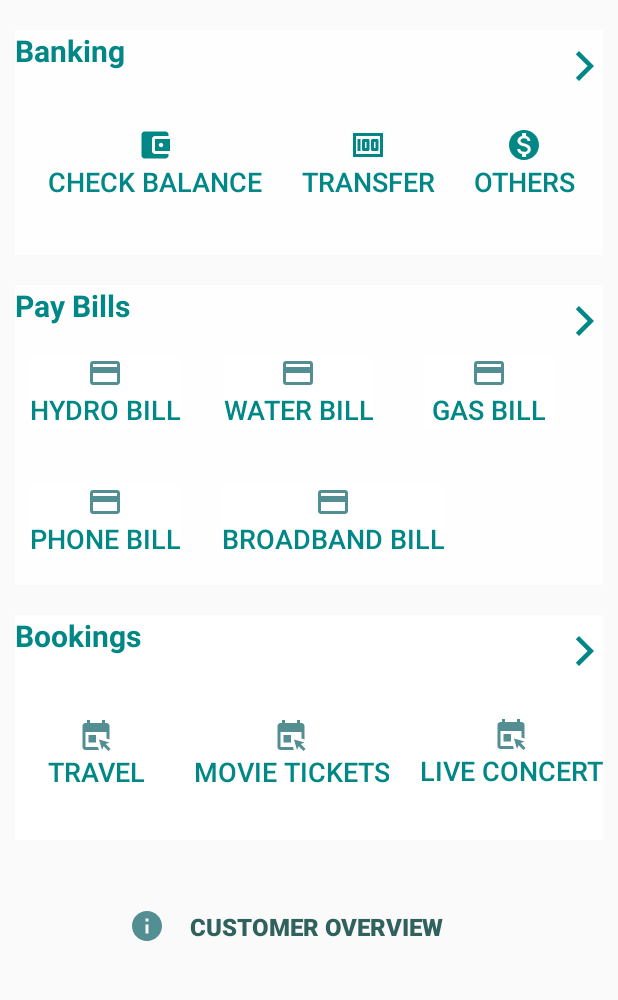
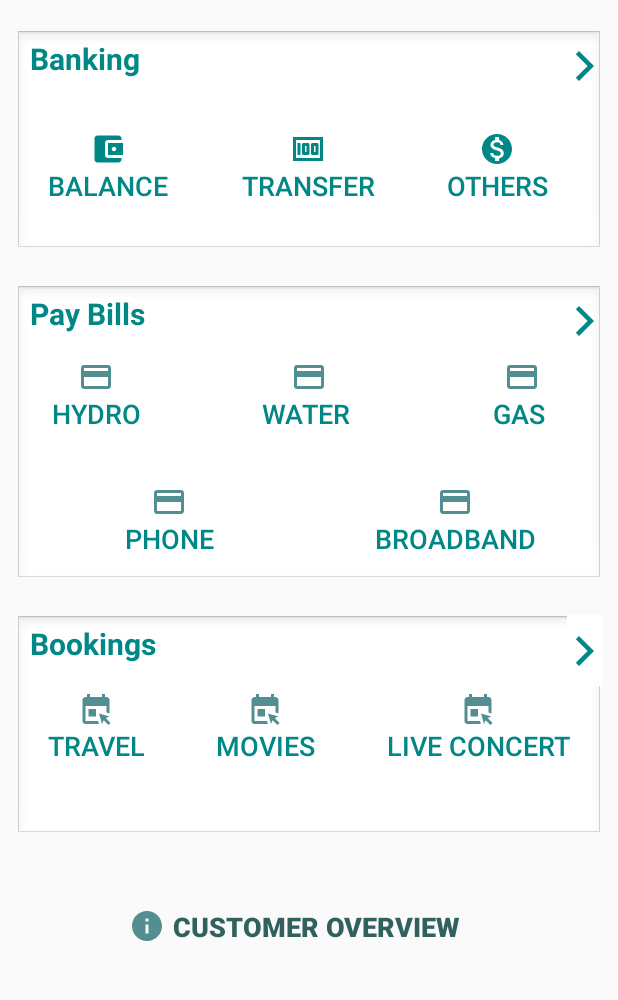
Before and after one commit to shhekarchowdary/Indian_Bank_Android, an Android app: the MainMenu screen opened directly, with no data from a screen before it, on a phone screen of 412 x 824 dp, the part 75-1075 px from its top. Run offline under Robolectric (Android 15) with nearby library versions, the phone set to English and light mode, and no system bars; 1 statement that could not run was skipped.

```diff
--- a/app/src/main/java/com/arr/indianbankandroid/Customer.java
+++ b/app/src/main/java/com/arr/indianbankandroid/Customer.java
@@ -262,7 +262,7 @@ public class Customer {
         if(amt < account.getCurrentBalance()){
             double change = account.getCurrentBalance() - amt;
             account.setCurrentBalance(change);
-            this.referenceAccounts.child(this.getCin()).child(account.getAccountNo()).child("currentBalance").setValue(change);
+            this.referenceAccounts.child(account.getAccountNo()).child("currentBalance").setValue(change);
         }else{
             return 0;
         }
--- a/app/src/main/java/com/arr/indianbankandroid/MainMenu.java
+++ b/app/src/main/java/com/arr/indianbankandroid/MainMenu.java
@@ -31,7 +31,7 @@ public class MainMenu extends AppCompatActivity {
 
         cusdata = LoginActivity2.loggedInCustomer;
         Log.d("logincheck",cusdata.getFullName());
-        cusName.setText("Welcome "+cusdata.getFullName().toString());
+        //cusName.setText("Welcome "+cusdata.getFullName().toString());
 
 
         banking.setOnClickListener(new View.OnClickListener() {
--- a/app/src/main/res/layout/activity_main_menu.xml
+++ b/app/src/main/res/layout/activity_main_menu.xml
@@ -16,7 +16,7 @@
         android:layout_marginStart="10dp"
         android:layout_marginTop="20dp"
         android:layout_marginEnd="10dp"
-        android:background="#D7FFFFFF"
+        android:background="@android:drawable/edit_text"
         app:layout_constraintEnd_toEndOf="parent"
         app:layout_constraintHorizontal_bias="0.0"
         app:layout_constraintStart_toStartOf="parent"
@@ -51,6 +51,8 @@
         android:layout_height="wrap_content"
         android:background="#00018786"
         android:gravity="start"
+        android:paddingLeft="10dp"
+        android:paddingTop="5dp"
         android:text="Banking"
         android:textColor="@color/teal_700"
         android:textSize="20sp"
@@ -65,7 +67,7 @@
         android:layout_height="wrap_content"
         android:layout_marginStart="10dp"
         android:drawableTop="@drawable/ic_baseline_account_balance_wallet_24"
-        android:text="Check Balance"
+        android:text="Balance"
         android:textAlignment="viewStart"
         android:textAllCaps="true"
         android:textColor="@color/teal_700"
@@ -81,7 +83,6 @@
         style="@style/Widget.AppCompat.Button.Borderless"
         android:layout_width="wrap_content"
         android:layout_height="wrap_content"
-        android:layout_marginStart="1dp"
         android:drawableTop="@drawable/ic_baseline_money_24"
         android:text="Transfer"
         android:textAllCaps="true"
@@ -99,8 +100,6 @@
         style="@style/Widget.AppCompat.Button.Borderless"
         android:layout_width="wrap_content"
         android:layout_height="wrap_content"
-        android:layout_marginStart="1dp"
-        android:layout_marginEnd="16dp"
         android:drawableTop="@drawable/ic_baseline_monetization_on_24"
         android:text="Others"
         android:textAllCaps="true"
@@ -108,7 +107,7 @@
         android:textSize="18sp"
         android:textStyle="normal"
         app:layout_constraintBottom_toBottomOf="@+id/btnTransfer"
-        app:layout_constraintEnd_toEndOf="parent"
+        app:layout_constraintEnd_toEndOf="@+id/view4"
         app:layout_constraintStart_toEndOf="@+id/btnTransfer" />
 
     <View
@@ -118,24 +117,11 @@
         android:layout_marginStart="10dp"
         android:layout_marginTop="20dp"
         android:layout_marginEnd="10dp"
-        android:background="#D7FFFFFF"
+        android:background="@android:drawable/edit_text"
         app:layout_constraintEnd_toEndOf="parent"
         app:layout_constraintHorizontal_bias="0.0"
         app:layout_constraintStart_toStartOf="parent"
         app:layout_constraintTop_toBottomOf="@+id/view4" />
-
-    <View
-        android:id="@+id/view7"
-        android:layout_width="0dp"
-        android:layout_height="150dp"
-        android:layout_marginStart="10dp"
-        android:layout_marginTop="20dp"
-        android:layout_marginEnd="10dp"
-        android:background="#FFFFFF"
-        app:layout_constraintEnd_toEndOf="parent"
-        app:layout_constraintHorizontal_bias="1.0"
-        app:layout_constraintStart_toStartOf="parent"
-        app:layout_constraintTop_toBottomOf="@+id/view6" />
 
     <TextView
         android:id="@+id/txttransfermyacc"
@@ -143,6 +129,8 @@
         android:layout_height="wrap_content"
         android:background="#00018786"
         android:gravity="start"
+        android:paddingLeft="10dp"
+        android:paddingTop="5dp"
         android:text="Pay Bills"
         android:textAllCaps="false"
         android:textColor="@color/teal_700"
@@ -166,9 +154,8 @@
         android:layout_width="wrap_content"
         android:layout_height="wrap_content"
         android:layout_marginStart="10dp"
-        android:background="#FFFFFF"
         android:drawableTop="@drawable/ic_baseline_payment_24"
-        android:text="Hydro Bill"
+        android:text="Hydro"
         android:textAllCaps="true"
         android:textColor="@color/teal_700"
         android:textColorLink="@color/teal_700"
@@ -179,61 +166,32 @@
         app:layout_constraintTop_toBottomOf="@+id/txttransfermyacc" />
 
     <Button
-        android:id="@+id/btnTravel"
+        android:id="@+id/btnWaterBill"
         style="@style/Widget.AppCompat.Button.Borderless"
         android:layout_width="wrap_content"
         android:layout_height="wrap_content"
-        android:layout_marginStart="10dp"
-        android:layout_marginTop="68dp"
-        android:background="#FFFFFF"
-        android:drawableTop="@drawable/ic_baseline_book_online_24"
-        android:text="Travel"
-        android:textAllCaps="true"
+        android:drawableTop="@drawable/ic_baseline_payment_24"
+        android:text="Water "
         android:textColor="@color/teal_700"
-        android:textColorLink="@color/teal_700"
         android:textSize="18sp"
-        android:textStyle="normal"
-        app:layout_constraintEnd_toEndOf="parent"
-        app:layout_constraintHorizontal_bias="0.0"
-        app:layout_constraintStart_toStartOf="@+id/view7"
-        app:layout_constraintTop_toTopOf="@+id/view7" />
+        app:layout_constraintBottom_toTopOf="@+id/guideline3"
+        app:layout_constraintEnd_toStartOf="@+id/btnGasBill"
+        app:layout_constraintStart_toEndOf="@+id/btnHydroBill"
+        app:layout_constraintTop_toBottomOf="@+id/txttransfermyacc" />
 
     <Button
-        android:id="@+id/btnLiveConcert"
+        android:id="@+id/btnGasBill"
         style="@style/Widget.AppCompat.Button.Borderless"
         android:layout_width="wrap_content"
         android:layout_height="wrap_content"
-        android:background="#FFFFFF"
-        android:drawableTop="@drawable/ic_baseline_book_online_24"
-        android:text="Live Concert"
-        android:textAllCaps="true"
+        android:layout_marginEnd="10dp"
+        android:drawableTop="@drawable/ic_baseline_payment_24"
+        android:text="Gas "
         android:textColor="@color/teal_700"
-        android:textColorLink="@color/teal_700"
         android:textSize="18sp"
-        android:textStyle="normal"
-        app:layout_constraintBottom_toBottomOf="@+id/view7"
-        app:layout_constraintEnd_toEndOf="@+id/view7"
-        app:layout_constraintHorizontal_bias="1.0"
-        app:layout_constraintStart_toStartOf="parent"
-        app:layout_constraintTop_toTopOf="@+id/view7"
-        app:layout_constraintVertical_bias="0.666" />
-
-    <Button
-        android:id="@+id/btnMovieTickets"
-        style="@style/Widget.AppCompat.Button.Borderless"
-        android:layout_width="wrap_content"
-        android:layout_height="wrap_content"
-        android:layout_marginEnd="20dp"
-        android:background="#FFFFFF"
-        android:drawableTop="@drawable/ic_baseline_book_online_24"
-        android:text="Movie Tickets"
-        android:textAllCaps="true"
-        android:textColor="@color/teal_700"
-        android:textColorLink="@color/teal_700"
-        android:textSize="18sp"
-        android:textStyle="normal"
-        app:layout_constraintBottom_toBottomOf="@+id/btnTravel"
-        app:layout_constraintEnd_toStartOf="@+id/btnLiveConcert" />
+        app:layout_constraintBottom_toTopOf="@+id/guideline3"
+        app:layout_constraintEnd_toEndOf="@+id/view6"
+        app:layout_constraintTop_toBottomOf="@+id/txttransfermyacc" />
 
     <Button
         android:id="@+id/btnPhoneBill"
@@ -241,77 +199,55 @@
         android:layout_width="wrap_content"
         android:layout_height="wrap_content"
         android:layout_marginStart="10dp"
-        android:background="#FFFFFF"
         android:drawableTop="@drawable/ic_baseline_payment_24"
-        android:text="Phone Bill"
+        android:text="Phone"
         android:textAllCaps="true"
         android:textColor="@color/teal_700"
         android:textColorLink="@color/teal_700"
         android:textSize="18sp"
         android:textStyle="normal"
         app:layout_constraintBottom_toBottomOf="@+id/view6"
+        app:layout_constraintEnd_toStartOf="@+id/guideline5"
         app:layout_constraintStart_toStartOf="@+id/view6"
         app:layout_constraintTop_toTopOf="@+id/guideline3" />
-
-
-    <Button
-        android:id="@+id/btnWaterBill"
-        style="@style/Widget.AppCompat.Button.Borderless"
-        android:layout_width="wrap_content"
-        android:layout_height="wrap_content"
-        android:background="#FFFFFF"
-        android:drawableTop="@drawable/ic_baseline_payment_24"
-        android:text="Water Bill"
-        android:textColor="@color/teal_700"
-        android:textSize="18sp"
-        app:layout_constraintBottom_toTopOf="@+id/guideline3"
-        app:layout_constraintEnd_toStartOf="@+id/btnGasBill"
-        app:layout_constraintHorizontal_bias="0.456"
-        app:layout_constraintStart_toEndOf="@+id/btnHydroBill"
-        app:layout_constraintTop_toBottomOf="@+id/txttransfermyacc"
-        app:layout_constraintVertical_bias="0.512" />
 
     <Button
         android:id="@+id/btnBroadbandBill"
         style="@style/Widget.AppCompat.Button.Borderless"
         android:layout_width="wrap_content"
         android:layout_height="wrap_content"
-        android:layout_marginEnd="16dp"
-        android:background="#FFFFFF"
+        android:layout_marginEnd="10dp"
         android:drawableTop="@drawable/ic_baseline_payment_24"
-        android:text="Broadband Bill"
+        android:text="Broadband"
         android:textColor="@color/teal_700"
         android:textSize="18sp"
         app:layout_constraintBottom_toBottomOf="@+id/view6"
         app:layout_constraintEnd_toEndOf="parent"
-        app:layout_constraintHorizontal_bias="0.216"
-        app:layout_constraintStart_toEndOf="@+id/btnPhoneBill"
-        app:layout_constraintTop_toBottomOf="@+id/btnWaterBill"
-        app:layout_constraintVertical_bias="0.666" />
+        app:layout_constraintStart_toStartOf="@+id/guideline5"
+        app:layout_constraintTop_toTopOf="@+id/guideline3" />
 
-    <Button
-        android:id="@+id/btnGasBill"
-        style="@style/Widget.AppCompat.Button.Borderless"
-        android:layout_width="wrap_content"
-        android:layout_height="wrap_content"
-        android:layout_marginEnd="32dp"
-        android:background="#FFFFFF"
-        android:drawableTop="@drawable/ic_baseline_payment_24"
-        android:text="Gas Bill"
-        android:textColor="@color/teal_700"
-        android:textSize="18sp"
-        app:layout_constraintBottom_toTopOf="@+id/guideline3"
-        app:layout_constraintEnd_toEndOf="@+id/view6"
-        app:layout_constraintTop_toBottomOf="@+id/txttransfermyacc"
-        app:layout_constraintVertical_bias="0.512" />
+    <View
+        android:id="@+id/view7"
+        android:layout_width="0dp"
+        android:layout_height="150dp"
+        android:layout_marginStart="10dp"
+        android:layout_marginTop="20dp"
+        android:layout_marginEnd="10dp"
+        android:background="@android:drawable/edit_text"
+        app:layout_constraintEnd_toEndOf="parent"
+        app:layout_constraintHorizontal_bias="1.0"
+        app:layout_constraintStart_toStartOf="parent"
+        app:layout_constraintTop_toBottomOf="@+id/view6" />
 
     <TextView
         android:id="@+id/txttransfertoothers"
         android:layout_width="wrap_content"
         android:layout_height="wrap_content"
         android:gravity="start"
+        android:paddingLeft="10dp"
+
+        android:paddingTop="5dp"
         android:text="Bookings"
-
         android:textColor="@color/teal_700"
         android:textSize="20sp"
         android:textStyle="bold"
@@ -327,6 +263,58 @@
         app:layout_constraintTop_toTopOf="@+id/view7"
         app:srcCompat="@drawable/ic_baseline_arrow_forward_ios_24" />
 
+    <Button
+        android:id="@+id/btnTravel"
+        style="@style/Widget.AppCompat.Button.Borderless"
+        android:layout_width="wrap_content"
+        android:layout_height="wrap_content"
+        android:layout_marginStart="10dp"
+        android:drawableTop="@drawable/ic_baseline_book_online_24"
+        android:text="Travel"
+        android:textAllCaps="true"
+        android:textColor="@color/teal_700"
+        android:textColorLink="@color/teal_700"
+        android:textSize="18sp"
+        android:textStyle="normal"
+        app:layout_constraintBottom_toBottomOf="@+id/view7"
+        app:layout_constraintStart_toStartOf="@+id/view7"
+        app:layout_constraintTop_toTopOf="@+id/view7" />
+
+    <Button
+        android:id="@+id/btnLiveConcert"
+        style="@style/Widget.AppCompat.Button.Borderless"
+        android:layout_width="wrap_content"
+        android:layout_height="wrap_content"
+        android:layout_marginEnd="10dp"
+        android:drawableTop="@drawable/ic_baseline_book_online_24"
+        android:text="Live Concert"
+        android:textAllCaps="true"
+        android:textColor="@color/teal_700"
+        android:textColorLink="@color/teal_700"
+        android:textSize="18sp"
+        android:textStyle="normal"
+        app:layout_constraintBottom_toBottomOf="@+id/view7"
+        app:layout_constraintEnd_toEndOf="@+id/view7"
+        app:layout_constraintTop_toTopOf="@+id/view7" />
+
+    <Button
+        android:id="@+id/btnMovieTickets"
+        style="@style/Widget.AppCompat.Button.Borderless"
+        android:layout_width="wrap_content"
+        android:layout_height="wrap_content"
+        android:drawableTop="@drawable/ic_baseline_book_online_24"
+        android:text="Movies"
+        android:textAllCaps="true"
+        android:textColor="@color/teal_700"
+        android:textColorLink="@color/teal_700"
+        android:textSize="18sp"
+        android:textStyle="normal"
+        app:layout_constraintBottom_toBottomOf="@+id/view7"
+        app:layout_constraintEnd_toStartOf="@+id/btnLiveConcert"
+        app:layout_constraintStart_toEndOf="@+id/btnTravel"
+        app:layout_constraintTop_toTopOf="@+id/view7" />
+
+
     <androidx.constraintlayout.widget.Guideline
         android:id="@+id/guideline3"
         android:layout_width="wrap_content"
@@ -336,16 +324,16 @@
 
     <Button
         android:id="@+id/btnCustomerOverview"
+        style="@style/Widget.AppCompat.Button.Borderless"
         android:layout_width="250dp"
         android:layout_height="51dp"
         android:layout_marginStart="73dp"
         android:layout_marginTop="32dp"
         android:layout_marginEnd="88dp"
         android:drawableStart="@drawable/ic_baseline_info_24"
-        style="@style/Widget.AppCompat.Button.Borderless"
         android:text="Customer Overview"
         android:textColor="#30615D"
-        android:textSize="16sp"
+        android:textSize="18sp"
         android:textStyle="bold"
         app:layout_constraintEnd_toEndOf="parent"
         app:layout_constraintStart_toStartOf="parent"
@@ -360,5 +348,12 @@
         app:layout_constraintTop_toTopOf="parent"
         app:srcCompat="@drawable/ic_baseline_exit_to_app_24" />
 
+    <androidx.constraintlayout.widget.Guideline
+        android:id="@+id/guideline5"
+        android:layout_width="wrap_content"
+        android:layout_height="wrap_content"
+        android:orientation="vertical"
+        app:layout_constraintGuide_begin="205dp" />
+
 
 </androidx.constraintlayout.widget.ConstraintLayout>
```
Also changed, not shown: app/src/main/java/com/arr/indianbankandroid/BankingSubMenu.java (+22 -2 lines), app/src/main/res/layout/activity_banking_sub_menu.xml (+13 -10 lines), app/src/main/res/layout/activity_bookings.xml (+16 -22 lines), app/src/main/res/layout/activity_paybills.xml (+15 -23 lines), 1 other file.
